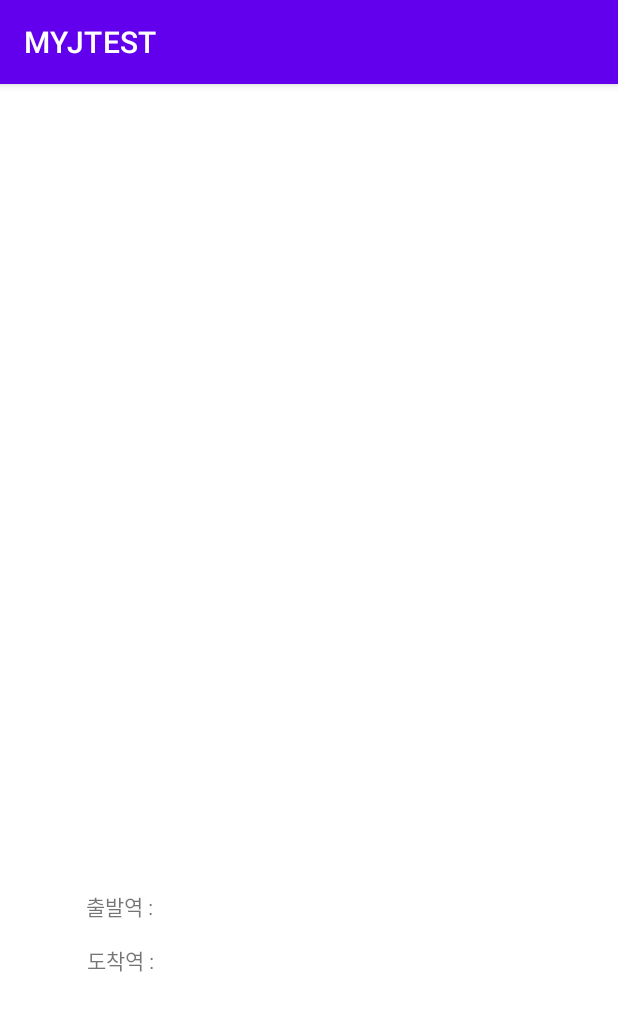
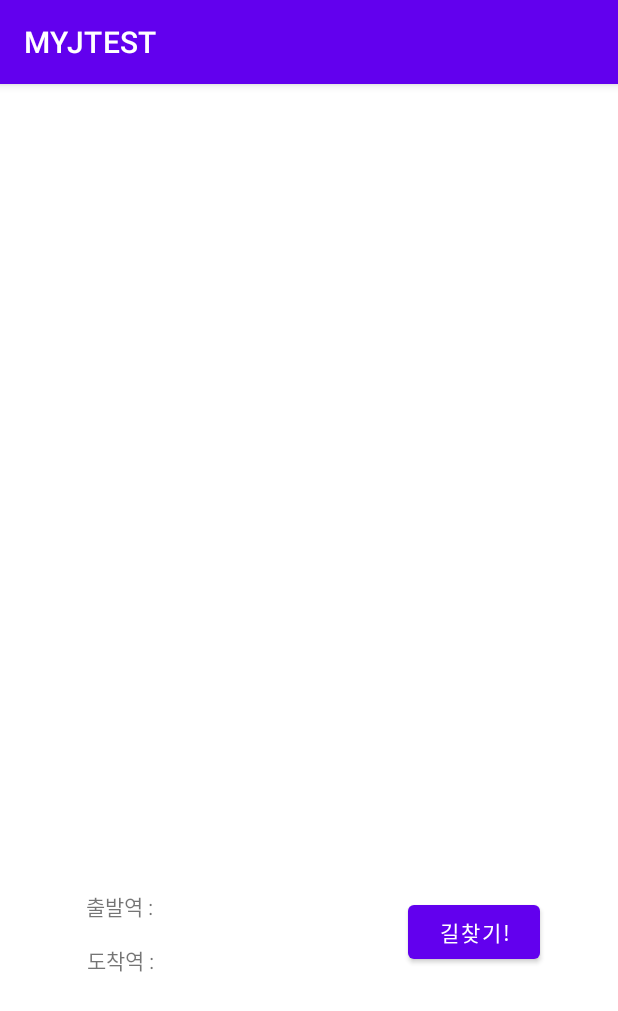
Before and after one commit to ljh15952/StationFindPath, an Android app: the pathViewActivity screen opened directly, with no data from a screen before it, on a phone screen of 412 x 824 dp. Shown: the top 1011 px of the screen. Run offline under Robolectric (Android 15) with nearby library versions, the phone set to English and light mode, and no system bars; our stand-ins replace Volley; libraries missing offline, so code that uses them is left out: com.davemorrissey.labs; plain views replace SubsamplingScaleImageView; network calls fail; 3 statements that could not run were skipped.

Commit message:
호선추가

```diff
--- a/app/src/main/java/com/example/myjtest/pathViewActivity.java
+++ b/app/src/main/java/com/example/myjtest/pathViewActivity.java
@@ -145,5 +145,21 @@ public class pathViewActivity extends AppCompatActivity {
             DataRequest Request = new DataRequest(i + "", responseListener);
             queue.add(Request);
         }
+        for (int i = 501; i <= 507; i++) {
+            DataRequest Request = new DataRequest(i + "", responseListener);
+            queue.add(Request);
+        }
+        for (int i = 701; i <= 707; i++) {
+            DataRequest Request = new DataRequest(i + "", responseListener);
+            queue.add(Request);
+        }
+        for (int i = 801; i <= 806; i++) {
+            DataRequest Request = new DataRequest(i + "", responseListener);
+            queue.add(Request);
+        }
+        for (int i = 901; i <= 904; i++) {
+            DataRequest Request = new DataRequest(i + "", responseListener);
+            queue.add(Request);
+        }
     }
 }
--- a/app/src/main/res/layout/activity_path_view.xml
+++ b/app/src/main/res/layout/activity_path_view.xml
@@ -68,4 +68,14 @@
         app:layout_constraintStart_toStartOf="parent"
         app:layout_constraintTop_toBottomOf="@+id/imageView" />
 
+    <Button
+        android:id="@+id/button2"
+        android:layout_width="wrap_content"
+        android:layout_height="wrap_content"
+        android:layout_marginStart="272dp"
+        android:layout_marginTop="32dp"
+        android:text="길찾기!"
+        app:layout_constraintStart_toStartOf="parent"
+        app:layout_constraintTop_toBottomOf="@+id/btn_1" />
+
 </androidx.constraintlayout.widget.ConstraintLayout>
```
